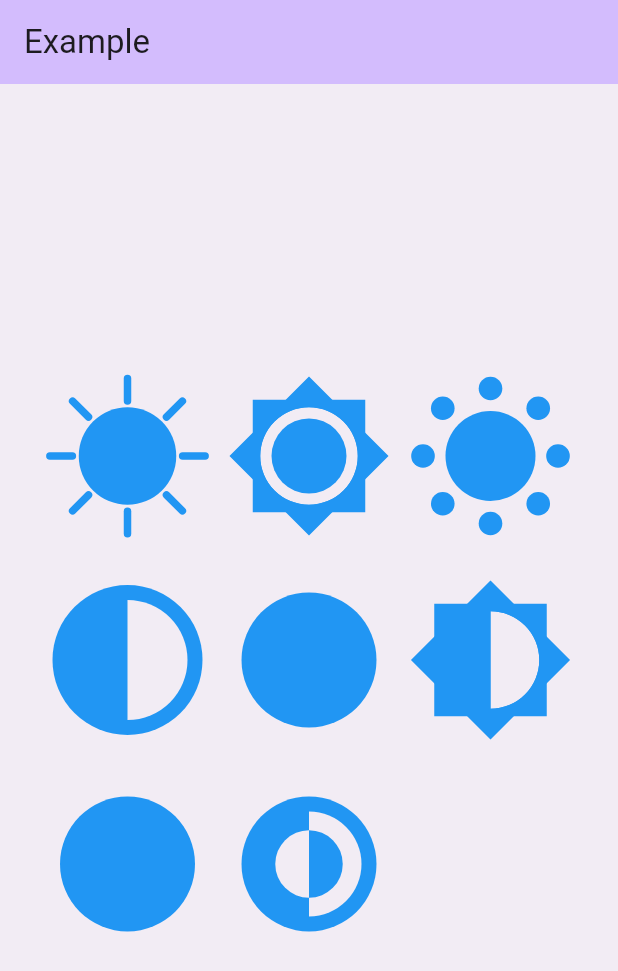
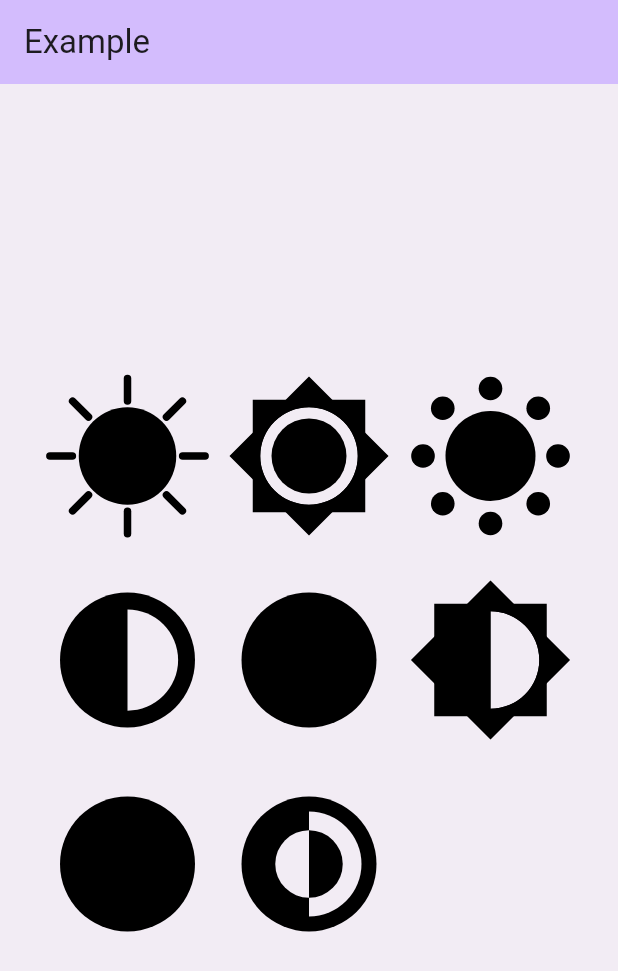
Before and after one commit to vchib1/LightDarkThemeToggle, a Flutter app: the screen it shows after launch, on a phone screen of 412 x 824 dp. Shown: the top 971 px of the screen. Run offline on Flutter 3.47's test engine with Material 3 defaults, Android fonts, the phone set to English and light mode, and no system bars.

Commit message:
added parameters to light_dark_theme_toggle.dart
and fixed color for all custom painters

```diff
--- a/lib/src/light_dark_theme_toggle.dart
+++ b/lib/src/light_dark_theme_toggle.dart
@@ -4,14 +4,19 @@ import 'model/animation_type.dart';
 import 'painters/painters.dart';
 
 class LightDarkThemeToggle extends StatefulWidget {
-  // TODO : Add Parameters to get customization
   final AnimationType animationType;
   final LightDarkThemeToggleConfig configuration;
+  final Color? color;
+  final String? tooltip;
+  final EdgeInsetsGeometry? padding;
 
   const LightDarkThemeToggle({
     super.key,
     this.animationType = AnimationType.halfSun,
     this.configuration = const LightDarkThemeToggleConfig(),
+    this.color,
+    this.padding,
+    this.tooltip,
   });
 
   @override
@@ -48,11 +53,17 @@ class _LightDarkThemeToggleState extends State<LightDarkThemeToggle>
 
   @override
   Widget build(BuildContext context) {
-    final size =
-        widget.configuration.size ?? (Theme.of(context).iconTheme.size ?? 24);
+    final iconTheme = Theme.of(context).iconTheme;
+
+    final darkMode = Theme.of(context).brightness == Brightness.dark;
+
+    final size = widget.configuration.size ?? (iconTheme.size ?? 24);
+    final color = widget.color ?? (darkMode ? Colors.white : Colors.black);
 
     return IconButton(
       iconSize: size,
+      tooltip: widget.tooltip,
+      padding: widget.padding,
       onPressed: () {
         if (_controller.isCompleted) {
           _controller.reverse();
@@ -63,14 +74,22 @@ class _LightDarkThemeToggleState extends State<LightDarkThemeToggle>
       icon: CustomPaint(
         size: Size.square(size),
         painter: switch (widget.animationType) {
-          AnimationType.classic => ClassicPainter(animation: _animation),
-          AnimationType.simple => SimplePainter(animation: _animation),
-          AnimationType.eclipse => EclipsePainter(animation: _animation),
-          AnimationType.halfSun => HalfSunPainter(animation: _animation),
-          AnimationType.darkSide => DarkSidePainter(animation: _animation),
-          AnimationType.innerMoon => InnerMoonPainter(animation: _animation),
-          AnimationType.expand => ExpandPainter(animation: _animation),
-          AnimationType.darkInner => DarkInnerPainter(animation: _animation),
+          AnimationType.classic =>
+            ClassicPainter(animation: _animation, color: color),
+          AnimationType.simple =>
+            SimplePainter(animation: _animation, color: color),
+          AnimationType.eclipse =>
+            EclipsePainter(animation: _animation, color: color),
+          AnimationType.halfSun =>
+            HalfSunPainter(animation: _animation, color: color),
+          AnimationType.darkSide =>
+            DarkSidePainter(animation: _animation, color: color),
+          AnimationType.innerMoon =>
+            InnerMoonPainter(animation: _animation, color: color),
+          AnimationType.expand =>
+            ExpandPainter(animation: _animation, color: color),
+          AnimationType.darkInner =>
+            DarkInnerPainter(animation: _animation, color: color),
         },
       ),
     );
--- a/lib/src/model/configuration.dart
+++ b/lib/src/model/configuration.dart
@@ -8,10 +8,10 @@ class LightDarkThemeToggleConfig {
   final double? size;
 
   const LightDarkThemeToggleConfig({
-    this.duration = const Duration(milliseconds: 500),
-    this.reverseDuration = const Duration(milliseconds: 300),
+    this.duration = const Duration(milliseconds: 750),
+    this.reverseDuration = const Duration(milliseconds: 750),
     this.curve = Curves.easeOutBack,
     this.reverseCurve = Curves.easeOutBack,
     this.size,
-  });
+  }) : assert(size == null || size > 0, 'Size must be null or greater than 0');
 }
--- a/lib/src/painters/classic_painter.dart
+++ b/lib/src/painters/classic_painter.dart
@@ -5,8 +5,12 @@ import 'package:light_dark_theme_toggle/src/utils/get_radian.dart';
 
 class ClassicPainter extends CustomPainter {
   final Animation<double> animation;
+  final Color color;
 
-  const ClassicPainter({required this.animation}) : super(repaint: animation);
+  const ClassicPainter({
+    required this.animation,
+    required this.color,
+  }) : super(repaint: animation);
 
   double get progress => animation.value;
 
@@ -24,12 +28,12 @@ class ClassicPainter extends CustomPainter {
     final rayLength = minDimension * 0.15;
 
     final paint = Paint()
-      ..color = Colors.blue
+      ..color = color
       ..style = PaintingStyle.fill
       ..isAntiAlias = true;
 
     final rayPaint = Paint()
-      ..color = Colors.blue
+      ..color = color
       ..style = PaintingStyle.stroke
       ..strokeCap = StrokeCap.round
       ..strokeWidth = baseStrokeWidth
--- a/lib/src/painters/dark_inner_painter.dart
+++ b/lib/src/painters/dark_inner_painter.dart
@@ -3,8 +3,12 @@ import 'package:light_dark_theme_toggle/src/utils/get_radian.dart';
 
 class DarkInnerPainter extends CustomPainter {
   final Animation<double> animation;
+  final Color color;
 
-  const DarkInnerPainter({required this.animation}) : super(repaint: animation);
+  const DarkInnerPainter({
+    required this.animation,
+    required this.color,
+  }) : super(repaint: animation);
 
   double get progress => animation.value;
 
@@ -15,7 +19,7 @@ class DarkInnerPainter extends CustomPainter {
     final center = Offset(width / 2, height / 2);
 
     final paint = Paint()
-      ..color = Colors.blue
+      ..color = color
       ..style = PaintingStyle.fill;
 
     final mainRadius = width / 2 * .90;
--- a/lib/src/painters/dark_side_painter.dart
+++ b/lib/src/painters/dark_side_painter.dart
@@ -1,20 +1,25 @@
 import 'dart:math' as math;
 import 'package:flutter/material.dart';
+import 'package:light_dark_theme_toggle/src/painters/constants.dart';
 import 'package:light_dark_theme_toggle/src/utils/get_radian.dart';
 
 class DarkSidePainter extends CustomPainter {
   final Animation<double> animation;
+  final Color color;
 
-  const DarkSidePainter({required this.animation}) : super(repaint: animation);
+  const DarkSidePainter({
+    required this.animation,
+    required this.color,
+  }) : super(repaint: animation);
 
   @override
   void paint(Canvas canvas, Size size) {
     final center = Offset(size.width / 2, size.height / 2);
-    final radius = size.width / 2;
+    final radius = (size.width / 2) * mainRadiusFactor;
 
     // Outer circle paint
     final outerPaint = Paint()
-      ..color = Colors.blue
+      ..color = color
       ..style = PaintingStyle.fill;
 
     // Arc paint (transparent)
@@ -29,8 +34,8 @@ class DarkSidePainter extends CustomPainter {
     // Create the arc rect
     final arcRect = Rect.fromCenter(
       center: center,
-      width: size.width * 0.8,
-      height: size.height * 0.8,
+      width: radius * 1.5,
+      height: radius * 1.5,
     );
 
     // Rotate canvas based on animation
--- a/lib/src/painters/eclipse_painter.dart
+++ b/lib/src/painters/eclipse_painter.dart
@@ -3,8 +3,12 @@ import 'package:light_dark_theme_toggle/src/painters/constants.dart';
 
 class EclipsePainter extends CustomPainter {
   final Animation<double> animation;
+  final Color color;
 
-  const EclipsePainter({required this.animation}) : super(repaint: animation);
+  const EclipsePainter({
+    required this.animation,
+    required this.color,
+  }) : super(repaint: animation);
 
   @override
   void paint(Canvas canvas, Size size) {
@@ -13,7 +17,7 @@ class EclipsePainter extends CustomPainter {
     final radius = (size.width / 2) * mainRadiusFactor;
 
     final paint = Paint()
-      ..color = Colors.blue
+      ..color = color
       ..style = PaintingStyle.fill;
 
     // Save layer for clipping effect
--- a/lib/src/painters/expand_painter.dart
+++ b/lib/src/painters/expand_painter.dart
@@ -5,8 +5,12 @@ import 'package:light_dark_theme_toggle/src/utils/get_radian.dart';
 
 class ExpandPainter extends CustomPainter {
   final Animation<double> animation;
+  final Color color;
 
-  const ExpandPainter({required this.animation}) : super(repaint: animation);
+  const ExpandPainter({
+    required this.animation,
+    required this.color,
+  }) : super(repaint: animation);
 
   double get progress => animation.value;
 
@@ -15,7 +19,7 @@ class ExpandPainter extends CustomPainter {
     final center = Offset(size.width / 2, size.height / 2);
 
     final paint = Paint()
-      ..color = Colors.blue
+      ..color = color
       ..style = PaintingStyle.fill;
 
     final radius = size.width / 2;
--- a/lib/src/painters/halfsun_painter.dart
+++ b/lib/src/painters/halfsun_painter.dart
@@ -4,8 +4,12 @@ import 'package:light_dark_theme_toggle/src/utils/get_radian.dart';
 
 class HalfSunPainter extends CustomPainter {
   final Animation<double> animation;
+  final Color color;
 
-  const HalfSunPainter({required this.animation}) : super(repaint: animation);
+  const HalfSunPainter({
+    required this.animation,
+    required this.color,
+  }) : super(repaint: animation);
 
   double get progress => animation.value;
 
@@ -26,7 +30,7 @@ class HalfSunPainter extends CustomPainter {
       height: height * 0.75,
     );
     final paint = Paint()
-      ..color = Colors.blue
+      ..color = color
       ..style = PaintingStyle.fill;
 
     final arcRect = Rect.fromCenter(
--- a/lib/src/painters/inner_moon_painter.dart
+++ b/lib/src/painters/inner_moon_painter.dart
@@ -3,15 +3,19 @@ import '../utils/get_radian.dart';
 
 class InnerMoonPainter extends CustomPainter {
   final Animation<double> animation;
+  final Color color;
 
-  const InnerMoonPainter({required this.animation}) : super(repaint: animation);
+  const InnerMoonPainter({
+    required this.animation,
+    required this.color,
+  }) : super(repaint: animation);
 
   double get progress => animation.value;
 
   @override
   void paint(Canvas canvas, Size size) {
     final paint = Paint()
-      ..color = Colors.blue
+      ..color = color
       ..style = PaintingStyle.fill;
 
     final (height, width) = (size.height, size.width);
--- a/lib/src/painters/simple_painter.dart
+++ b/lib/src/painters/simple_painter.dart
@@ -3,8 +3,12 @@ import 'package:light_dark_theme_toggle/src/painters/constants.dart';
 
 class SimplePainter extends CustomPainter {
   final Animation<double> animation;
+  final Color color;
 
-  const SimplePainter({required this.animation}) : super(repaint: animation);
+  const SimplePainter({
+    required this.animation,
+    required this.color,
+  }) : super(repaint: animation);
 
   double get progress => animation.value;
 
@@ -16,7 +20,7 @@ class SimplePainter extends CustomPainter {
     final eclipseRadius = radius * 0.8;
 
     final paint = Paint()
-      ..color = Colors.blue
+      ..color = color
       ..style = PaintingStyle.fill;
 
     // Save layer for clipping effect
@@ -29,10 +33,10 @@ class SimplePainter extends CustomPainter {
     final eclipsePaint = Paint()..blendMode = BlendMode.clear;
 
     // Move the eclipse circle from the right to the center
-    double translateX = size.width + (progress * -size.width * .70);
+    double translateX = size.width + (progress * -size.width * .80);
 
     // Apply translation to the canvas
-    canvas.translate(translateX, -center.dy / 3);
+    canvas.translate(translateX, -size.height / 4);
 
     // Draw the eclipse
     canvas.drawCircle(center, eclipseRadius, eclipsePaint);
--- a/lib/src/painters/within_painter.dart
+++ b/lib/src/painters/within_painter.dart
@@ -1,11 +1,14 @@
 import 'dart:ui';
-
 import 'package:flutter/material.dart';
 
 class WithinPainter extends CustomPainter {
   final Animation<double> animation;
+  final Color color;
 
-  const WithinPainter({required this.animation}) : super(repaint: animation);
+  const WithinPainter({
+    required this.animation,
+    required this.color,
+  }) : super(repaint: animation);
 
   double get progress => animation.value;
 
@@ -15,7 +18,6 @@ class WithinPainter extends CustomPainter {
 
     final radius = (size.width / 2) * .90;
     final innerRadius = radius * .70;
-    final eclipseRadius = radius * .50;
 
     final paint = Paint()
       ..color = Colors.blue
```
